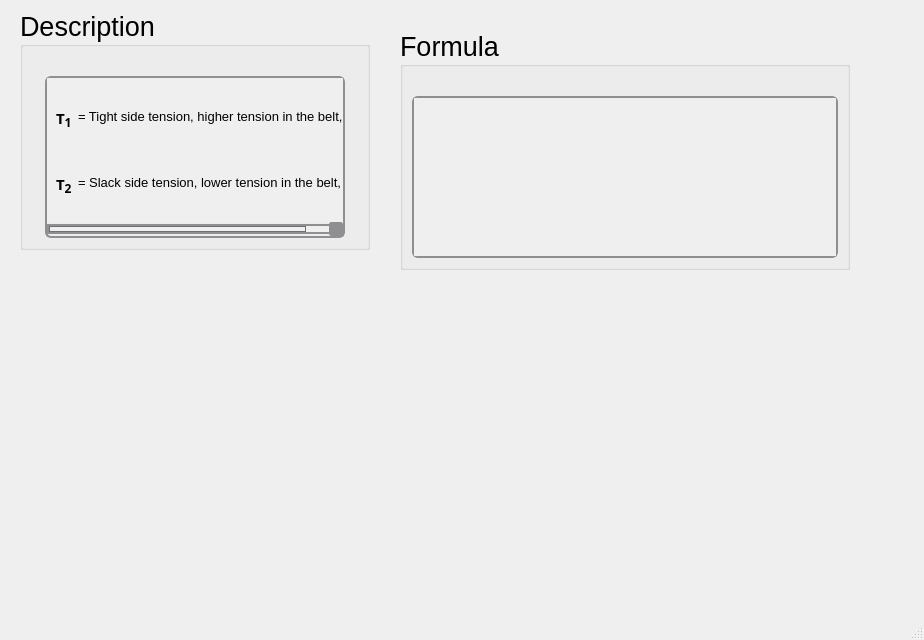
Above: ui/vbeltnpnumberof.ui from Ah00ra/HNNS before the change. Below: the same form after it.
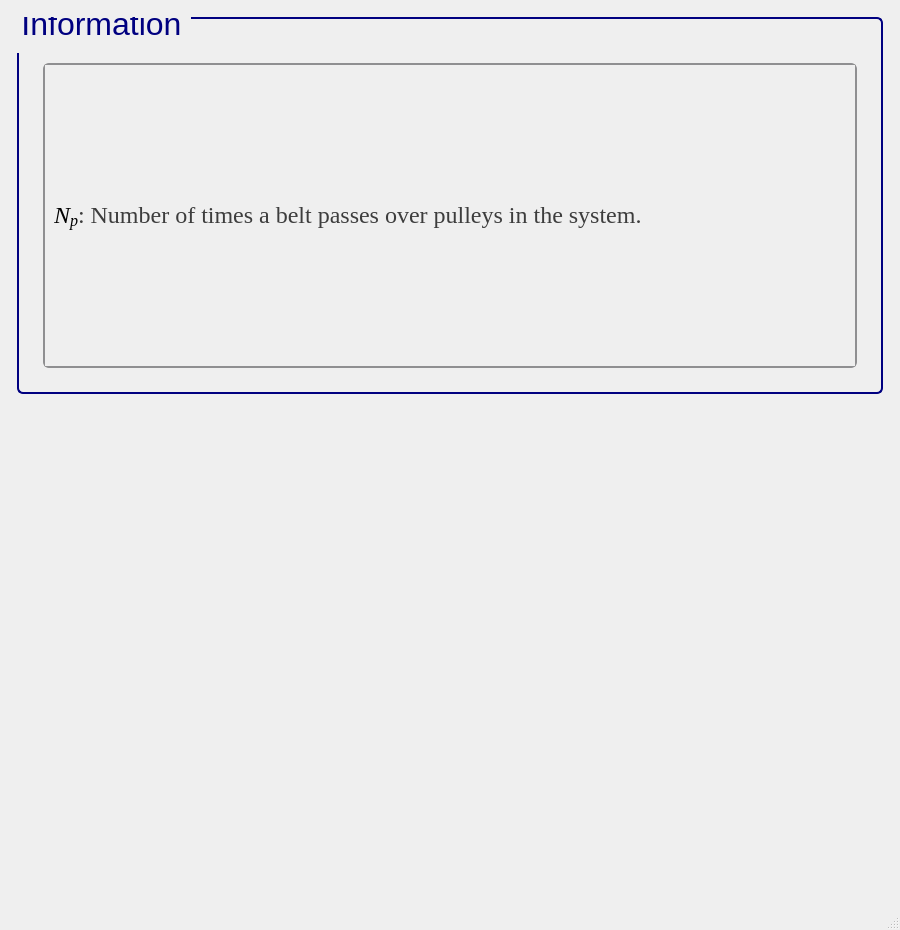
That is the form after the change. Icons and pictures are not drawn.

Commit message: Add ui info to vbelt

Patch:
```diff
--- a/ui/vbeltnpnumberof.ui
+++ b/ui/vbeltnpnumberof.ui
@@ -6,23 +6,45 @@
    <rect>
     <x>0</x>
     <y>0</y>
-    <width>924</width>
-    <height>640</height>
+    <width>900</width>
+    <height>930</height>
    </rect>
   </property>
+  <property name="sizePolicy">
+   <sizepolicy hsizetype="Minimum" vsizetype="Minimum">
+    <horstretch>0</horstretch>
+    <verstretch>0</verstretch>
+   </sizepolicy>
+  </property>
+  <property name="minimumSize">
+   <size>
+    <width>900</width>
+    <height>930</height>
+   </size>
+  </property>
   <property name="windowTitle">
    <string>MainWindow</string>
   </property>
   <widget class="QWidget" name="centralwidget">
-   <widget class="QGroupBox" name="groupBox_771">
-    <property name="geometry">
-     <rect>
-      <x>20</x>
-      <y>10</y>
-      <width>350</width>
-      <height>240</height>
-     </rect>
-    </property>
+   <layout class="QGridLayout" name="gridLayout">
+    <item row="0" column="1">
+     <spacer name="verticalSpacer_26">
+      <property name="orientation">
+       <enum>Qt::Vertical</enum>
+      </property>
+      <property name="sizeType">
+       <enum>QSizePolicy::Fixed</enum>
+      </property>
+      <property name="sizeHint" stdset="0">
+       <size>
+        <width>845</width>
+        <height>8</height>
+       </size>
+      </property>
+     </spacer>
+    </item>
+    <item row="1" column="1">
+     <widget class="QGroupBox" name="groupBox_125">
     <property name="sizePolicy">
      <sizepolicy hsizetype="Minimum" vsizetype="Minimum">
       <horstretch>0</horstretch>
@@ -31,66 +53,72 @@
     </property>
     <property name="minimumSize">
      <size>
-      <width>350</width>
-      <height>0</height>
-     </size>
-    </property>
-    <property name="maximumSize">
-     <size>
-      <width>350</width>
-      <height>241</height>
+        <width>822</width>
+        <height>300</height>
      </size>
     </property>
     <property name="font">
      <font>
       <family>Segoe UI</family>
-      <pointsize>20</pointsize>
+        <pointsize>24</pointsize>
       <weight>50</weight>
       <italic>false</italic>
       <bold>false</bold>
      </font>
     </property>
+      <property name="styleSheet">
+       <string notr="true">QGroupBox {
+    border: 2px solid navy;
+    border-radius: 6px;
+    background-color: qlineargradient(x1:0, y1:0, x2:0, y2:1,
+                                      stop:0 #f6f7fa, stop:1 #dadbde);
+    font: 24pt &quot;Segoe UI&quot;;
+    padding: 5px; /* add padding inside the group box */
+    color: black;
+}
+QGroupBox::title {
+    subcontrol-origin: margin;
+    subcontrol-position: top left;
+    padding-left: 0px;
+    padding-right: 5px;
+    padding-top: 0px;
+    margin-top: -22px;  /* shift title up */
+    color: navy;
+    font-weight: bold;
+}
+</string>
+      </property>
     <property name="title">
-     <string>Description</string>
-    </property>
-    <layout class="QGridLayout" name="gridLayout_1570">
-     <item row="0" column="0">
-      <spacer name="verticalSpacer_771">
+       <string>Information</string>
+      </property>
+      <layout class="QGridLayout" name="gridLayout_255">
+       <item row="1" column="2">
+        <spacer name="verticalSpacer_36">
        <property name="orientation">
-        <enum>Qt::Vertical</enum>
+          <enum>Qt::Horizontal</enum>
        </property>
        <property name="sizeType">
         <enum>QSizePolicy::Fixed</enum>
        </property>
        <property name="sizeHint" stdset="0">
         <size>
-         <width>20</width>
+           <width>10</width>
          <height>20</height>
         </size>
        </property>
       </spacer>
      </item>
-     <item row="1" column="0">
-      <widget class="QScrollArea" name="scrollArea_469">
+       <item row="1" column="1">
+        <widget class="QScrollArea" name="scrollArea_43">
        <property name="sizePolicy">
         <sizepolicy hsizetype="Minimum" vsizetype="Minimum">
          <horstretch>0</horstretch>
          <verstretch>0</verstretch>
         </sizepolicy>
        </property>
-       <property name="maximumSize">
-        <size>
-         <width>300</width>
-         <height>361</height>
-        </size>
-       </property>
        <property name="font">
         <font>
-         <family>Segoe UI</family>
          <pointsize>15</pointsize>
-         <weight>50</weight>
-         <italic>false</italic>
-         <bold>false</bold>
         </font>
        </property>
        <property name="styleSheet">
@@ -168,238 +196,70 @@
          <rect>
           <x>0</x>
           <y>0</y>
-          <width>360</width>
-          <height>132</height>
-         </rect>
-        </property>
-        <layout class="QGridLayout" name="gridLayout_1571">
+            <width>780</width>
+            <height>224</height>
+           </rect>
+          </property>
+          <layout class="QGridLayout" name="gridLayout_3">
+           <item row="1" column="0">
+            <widget class="QLabel" name="label_3">
+             <property name="font">
+              <font>
+               <family>Times New Roman</family>
+               <pointsize>18</pointsize>
+               <weight>50</weight>
+               <bold>false</bold>
+              </font>
+             </property>
+             <property name="cursor">
+              <cursorShape>ArrowCursor</cursorShape>
+             </property>
+             <property name="frameShape">
+              <enum>QFrame::NoFrame</enum>
+             </property>
+             <property name="text">
+              <string>&lt;html&gt;&lt;head/&gt;&lt;body&gt;&lt;p&gt;&lt;span style=&quot; font-style:italic; color:#000000;&quot;&gt;N&lt;/span&gt;&lt;span style=&quot; font-style:italic; color:#000000; vertical-align:sub;&quot;&gt;p&lt;/span&gt;&lt;span style=&quot; color:#3d3d3d;&quot;&gt;: N&lt;/span&gt;&lt;span style=&quot; color:#3d3d3d;&quot;&gt;umber of times a belt passes over pulleys in the system.&lt;/span&gt;&lt;/p&gt;&lt;/body&gt;&lt;/html&gt;</string>
+             </property>
+            </widget>
+           </item>
+          </layout>
+         </widget>
+        </widget>
+       </item>
+       <item row="2" column="1">
+        <spacer name="verticalSpacer_37">
+         <property name="orientation">
+          <enum>Qt::Vertical</enum>
+         </property>
+         <property name="sizeType">
+          <enum>QSizePolicy::Fixed</enum>
+         </property>
+         <property name="sizeHint" stdset="0">
+          <size>
+           <width>10</width>
+           <height>10</height>
+          </size>
+         </property>
+        </spacer>
+       </item>
+       <item row="1" column="0">
+        <spacer name="verticalSpacer_34">
+         <property name="orientation">
+          <enum>Qt::Horizontal</enum>
+         </property>
+         <property name="sizeType">
+          <enum>QSizePolicy::Fixed</enum>
+         </property>
+         <property name="sizeHint" stdset="0">
+          <size>
+           <width>10</width>
+           <height>20</height>
+          </size>
+         </property>
+        </spacer>
+       </item>
          <item row="0" column="1">
-          <widget class="QLabel" name="htext_1194">
-           <property name="font">
-            <font>
-             <family>MS Shell Dlg 2</family>
-             <pointsize>10</pointsize>
-             <weight>50</weight>
-             <italic>false</italic>
-             <bold>false</bold>
-            </font>
-           </property>
-           <property name="text">
-            <string>&lt;html&gt;&lt;head/&gt;&lt;body&gt;&lt;p&gt;= Tight side tension, higher tension in the belt, in lbf&lt;/p&gt;&lt;/body&gt;&lt;/html&gt;</string>
-           </property>
-          </widget>
-         </item>
-         <item row="0" column="0">
-          <widget class="QLabel" name="label_443">
-           <property name="font">
-            <font>
-             <family>Segoe UI Variable Small Semibol</family>
-             <pointsize>11</pointsize>
-             <weight>75</weight>
-             <bold>true</bold>
-            </font>
-           </property>
-           <property name="text">
-            <string>&lt;html&gt;&lt;head/&gt;&lt;body&gt;&lt;p&gt;T&lt;span style=&quot; font-size:14pt; vertical-align:sub;&quot;&gt;1&lt;/span&gt;&lt;/p&gt;&lt;/body&gt;&lt;/html&gt;</string>
-           </property>
-          </widget>
-         </item>
-         <item row="1" column="0">
-          <widget class="QLabel" name="label_444">
-           <property name="font">
-            <font>
-             <family>Segoe UI Variable Small Semibol</family>
-             <pointsize>11</pointsize>
-             <weight>75</weight>
-             <bold>true</bold>
-            </font>
-           </property>
-           <property name="text">
-            <string>&lt;html&gt;&lt;head/&gt;&lt;body&gt;&lt;p&gt;T&lt;span style=&quot; font-size:14pt; vertical-align:sub;&quot;&gt;2&lt;/span&gt;&lt;/p&gt;&lt;/body&gt;&lt;/html&gt;</string>
-           </property>
-          </widget>
-         </item>
-         <item row="1" column="1">
-          <widget class="QLabel" name="htext_1196">
-           <property name="font">
-            <font>
-             <family>MS Shell Dlg 2</family>
-             <pointsize>10</pointsize>
-             <weight>50</weight>
-             <italic>false</italic>
-             <bold>false</bold>
-            </font>
-           </property>
-           <property name="text">
-            <string>&lt;html&gt;&lt;head/&gt;&lt;body&gt;&lt;p&gt;= Slack side tension, lower tension in the belt, in lbf&lt;/p&gt;&lt;/body&gt;&lt;/html&gt;</string>
-           </property>
-          </widget>
-         </item>
-        </layout>
-       </widget>
-      </widget>
-     </item>
-    </layout>
-   </widget>
-   <widget class="QGroupBox" name="groupBox_772">
-    <property name="geometry">
-     <rect>
-      <x>400</x>
-      <y>30</y>
-      <width>450</width>
-      <height>240</height>
-     </rect>
-    </property>
-    <property name="sizePolicy">
-     <sizepolicy hsizetype="Minimum" vsizetype="Minimum">
-      <horstretch>0</horstretch>
-      <verstretch>0</verstretch>
-     </sizepolicy>
-    </property>
-    <property name="minimumSize">
-     <size>
-      <width>450</width>
-      <height>0</height>
-     </size>
-    </property>
-    <property name="maximumSize">
-     <size>
-      <width>450</width>
-      <height>241</height>
-     </size>
-    </property>
-    <property name="font">
-     <font>
-      <family>Segoe UI</family>
-      <pointsize>20</pointsize>
-      <weight>50</weight>
-      <italic>false</italic>
-      <bold>false</bold>
-     </font>
-    </property>
-    <property name="title">
-     <string>Formula</string>
-    </property>
-    <layout class="QGridLayout" name="gridLayout_1572">
-     <item row="1" column="0">
-      <widget class="QScrollArea" name="scrollArea_470">
-       <property name="sizePolicy">
-        <sizepolicy hsizetype="Minimum" vsizetype="Minimum">
-         <horstretch>0</horstretch>
-         <verstretch>0</verstretch>
-        </sizepolicy>
-       </property>
-       <property name="font">
-        <font>
-         <family>Segoe UI</family>
-         <pointsize>15</pointsize>
-         <weight>50</weight>
-         <italic>false</italic>
-         <bold>false</bold>
-        </font>
-       </property>
-       <property name="styleSheet">
-        <string notr="true">QScrollArea {
-    background: qlineargradient(x1:0, y1:0, x2:0, y2:1,
-                               stop:0 #f6f7fa, stop:1 #dadbde);
-    border: 2px solid #8f8f91;
-    border-radius: 6px;
-}
-
-QScrollArea QScrollBar:vertical, QScrollArea QScrollBar:horizontal {
-    background: qlineargradient(x1:0, y1:0, x2:0, y2:1,
-                               stop:0 #f6f7fa, stop:1 #dadbde);
-    border: 2px solid #8f8f91;
-    border-radius: 6px;
-    width: 14px;
-    height: 14px;
-    margin: 2px 0 2px 0;
-}
-
-/* Completely remove the bottom button of the vertical scrollbar */
-QScrollArea QScrollBar::add-line:vertical {
-    height: 0px;
-    width: 0px;
-    border: none;
-    background: none;
-    margin: 0px;
-    padding: 0px;
-}
-
-QScrollArea QScrollBar::handle:vertical, QScrollArea QScrollBar::handle:horizontal {
-    background: qlineargradient(x1:0, y1:0, x2:0, y2:1,
-                               stop:0 #8f8f91, stop:1 #6f6f71);
-    min-height: 20px;
-    border-radius: 6px;
-    border: 1px solid #6f6f71;
-}
-
-QScrollArea QScrollBar::handle:vertical:hover, QScrollArea QScrollBar::handle:horizontal:hover {
-    background: qlineargradient(x1:0, y1:0, x2:0, y2:1,
-                               stop:0 #6f6f71, stop:1 #4f4f51);
-    border: 1px solid #4f4f51;
-}
-
-QScrollArea QScrollBar::sub-line:vertical, QScrollArea QScrollBar::add-line:horizontal, QScrollArea QScrollBar::sub-line:horizontal {
-    background: #8f8f91;
-    border: none;
-    border-radius: 3px;
-    height: 14px;
-    width: 14px;
-    subcontrol-origin: margin;
-}
-
-QScrollArea QScrollBar::sub-line:vertical:hover, QScrollArea QScrollBar::add-line:horizontal:hover, QScrollArea QScrollBar::sub-line:horizontal:hover {
-    background: #6f6f71;
-}
-
-QScrollArea QScrollBar::add-page:vertical, QScrollArea QScrollBar::sub-page:vertical,
-QScrollArea QScrollBar::add-page:horizontal, QScrollArea QScrollBar::sub-page:horizontal {
-    background: transparent;
-}
-</string>
-       </property>
-       <property name="verticalScrollBarPolicy">
-        <enum>Qt::ScrollBarAsNeeded</enum>
-       </property>
-       <property name="widgetResizable">
-        <bool>true</bool>
-       </property>
-       <widget class="QWidget" name="scrollAreaWidgetContents_470">
-        <property name="geometry">
-         <rect>
-          <x>0</x>
-          <y>0</y>
-          <width>422</width>
-          <height>146</height>
-         </rect>
-        </property>
-        <layout class="QGridLayout" name="gridLayout_1573">
-         <item row="0" column="0">
-          <widget class="QLabel" name="htext_2813">
-           <property name="font">
-            <font>
-             <family>MS Shell Dlg 2</family>
-             <pointsize>11</pointsize>
-             <weight>50</weight>
-             <italic>false</italic>
-             <bold>false</bold>
-            </font>
-           </property>
-           <property name="text">
-            <string>&lt;html&gt;&lt;head/&gt;&lt;body&gt;&lt;p&gt;&lt;img src=&quot;:/desc/images/Np vbelt.png&quot;/&gt;&lt;/p&gt;&lt;/body&gt;&lt;/html&gt;</string>
-           </property>
-           <property name="scaledContents">
-            <bool>true</bool>
-           </property>
-          </widget>
-         </item>
-        </layout>
-       </widget>
-      </widget>
-     </item>
-     <item row="0" column="0">
-      <spacer name="verticalSpacer_772">
+        <spacer name="verticalSpacer_35">
        <property name="orientation">
         <enum>Qt::Vertical</enum>
        </property>
@@ -409,13 +269,79 @@
        <property name="sizeHint" stdset="0">
         <size>
          <width>20</width>
-         <height>20</height>
+           <height>30</height>
         </size>
        </property>
       </spacer>
      </item>
     </layout>
    </widget>
+    </item>
+    <item row="2" column="1">
+     <spacer name="verticalSpacer_23">
+      <property name="orientation">
+       <enum>Qt::Vertical</enum>
+      </property>
+      <property name="sizeType">
+       <enum>QSizePolicy::Fixed</enum>
+      </property>
+      <property name="sizeHint" stdset="0">
+       <size>
+        <width>845</width>
+        <height>8</height>
+       </size>
+      </property>
+     </spacer>
+    </item>
+    <item row="3" column="0">
+     <spacer name="verticalSpacer_25">
+      <property name="orientation">
+       <enum>Qt::Horizontal</enum>
+      </property>
+      <property name="sizeType">
+       <enum>QSizePolicy::Fixed</enum>
+      </property>
+      <property name="sizeHint" stdset="0">
+       <size>
+        <width>8</width>
+        <height>489</height>
+       </size>
+      </property>
+     </spacer>
+    </item>
+    <item row="3" column="2">
+     <spacer name="verticalSpacer_28">
+      <property name="orientation">
+       <enum>Qt::Horizontal</enum>
+      </property>
+      <property name="sizeType">
+       <enum>QSizePolicy::Fixed</enum>
+      </property>
+      <property name="sizeHint" stdset="0">
+       <size>
+        <width>8</width>
+        <height>489</height>
+       </size>
+      </property>
+     </spacer>
+    </item>
+    <item row="4" column="1">
+     <spacer name="verticalSpacer_27">
+      <property name="orientation">
+       <enum>Qt::Vertical</enum>
+      </property>
+      <property name="sizeType">
+       <enum>QSizePolicy::Fixed</enum>
+      </property>
+      <property name="sizeHint" stdset="0">
+       <size>
+        <width>845</width>
+        <height>8</height>
+       </size>
+      </property>
+     </spacer>
+    </item>
+   </layout>
   </widget>
   <widget class="QMenuBar" name="menubar">
    <property name="geometry">
```
Left out of the diff: 6 changed lines with no effect on the pictures. Lines whose indentation alone changed are shown as unchanged. The commit also changes 33 other files.
